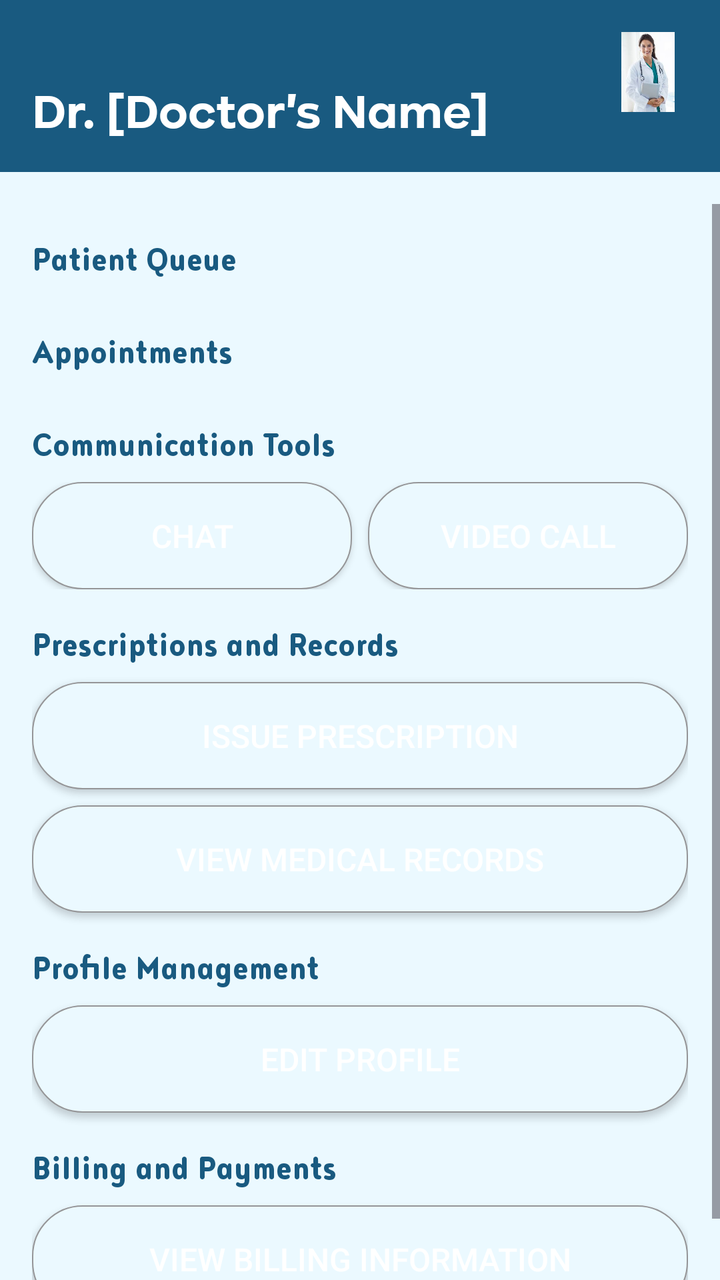
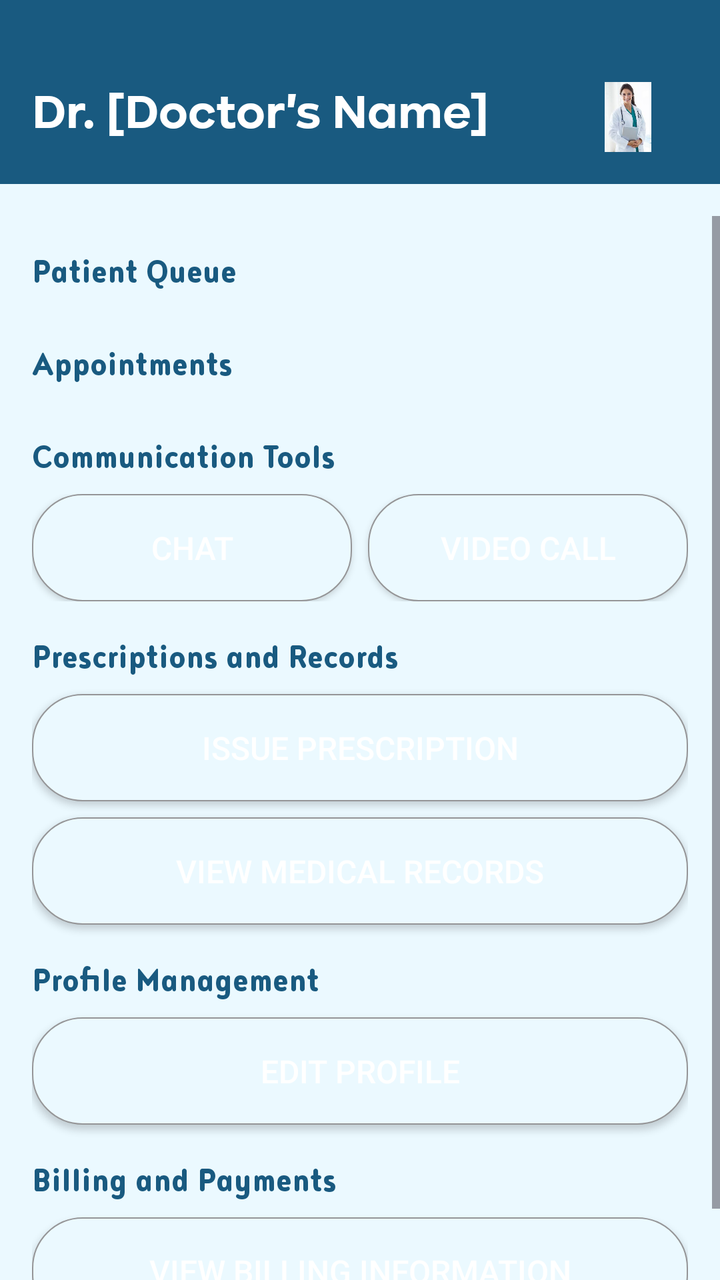

Screens rendered from an Android XML layout before and after an edit, with the pre-edit source and the edit as a unified diff.
<!-- AndroidManifest.xml: application theme Theme.HealthKart_Frontend -->
<!-- res/layout/activity_doctor_home_screen.xml -->
<?xml version="1.0" encoding="utf-8"?>
<androidx.constraintlayout.widget.ConstraintLayout xmlns:android="http://schemas.android.com/apk/res/android"
    xmlns:app="http://schemas.android.com/apk/res-auto"
    xmlns:tools="http://schemas.android.com/tools"
    android:layout_width="match_parent"
    android:layout_height="match_parent"
    android:background="#EBF9FF"
    tools:context=".DoctorHomeScreen">

    
    <LinearLayout
        android:id="@+id/topBar"
        android:layout_width="match_parent"
        android:layout_height="wrap_content"
        android:orientation="horizontal"
        android:padding="16dp"
        android:background="#195A80"
        app:layout_constraintTop_toTopOf="parent">

        <TextView
            android:layout_width="0dp"
            android:layout_height="wrap_content"
            android:layout_weight="1"
            android:paddingTop="25dp"
            android:text="Dr. [Doctor's Name]"
            android:textSize="24sp"
            android:textColor="#FFFFFF"
            android:fontFamily="@font/kinetica_bold" />

        <ImageView
            android:id="@+id/profile_icon"
            android:layout_width="40dp"
            android:layout_height="40dp"
            android:src="@drawable/doctor_profile_pic"
            android:contentDescription="Profile" />
    </LinearLayout>

    
    <ScrollView
        android:layout_width="match_parent"
        android:layout_height="0dp"
        android:layout_marginTop="16dp"
        app:layout_constraintTop_toBottomOf="@+id/topBar"
        app:layout_constraintBottom_toBottomOf="parent">

        <LinearLayout
            android:layout_width="match_parent"
            android:layout_height="wrap_content"
            android:orientation="vertical"
            android:padding="16dp">

            
            <TextView
                android:layout_width="wrap_content"
                android:layout_height="wrap_content"
                android:text="Patient Queue"
                android:textSize="20sp"
                android:fontFamily="@font/noyhslimr_bold"
                android:textColor="#195A80" />

            <androidx.recyclerview.widget.RecyclerView
                android:id="@+id/patient_queue"
                android:layout_width="match_parent"
                android:layout_height="wrap_content"
                android:layout_marginTop="8dp" />

            
            <TextView
                android:layout_width="wrap_content"
                android:layout_height="wrap_content"
                android:text="Appointments"
                android:textSize="20sp"
                android:fontFamily="@font/noyhslimr_bold"
                android:textColor="#195A80"
                android:layout_marginTop="16dp" />

            <androidx.recyclerview.widget.RecyclerView
                android:id="@+id/appointments_list"
                android:layout_width="match_parent"
                android:layout_height="wrap_content"
                android:layout_marginTop="8dp" />

            
            <TextView
                android:layout_width="wrap_content"
                android:layout_height="wrap_content"
                android:text="Communication Tools"
                android:textSize="20sp"
                android:fontFamily="@font/noyhslimr_bold"
                android:textColor="#195A80"
                android:layout_marginTop="16dp" />

            <LinearLayout
                android:layout_width="match_parent"
                android:layout_height="wrap_content"
                android:orientation="horizontal"
                android:layout_marginTop="8dp">

                <Button
                    android:id="@+id/chat_button"
                    android:layout_width="0dp"
                    android:layout_height="wrap_content"
                    android:layout_weight="1"
                    android:text="Chat"
                    android:background="@drawable/button_background"
                    android:textColor="#FFFFFF"
                    android:padding="16dp"
                    android:textSize="16sp" />

                <Button
                    android:id="@+id/video_call_button"
                    android:layout_width="0dp"
                    android:layout_height="wrap_content"
                    android:layout_weight="1"
                    android:layout_marginStart="8dp"
                    android:text="Video Call"
                    android:background="@drawable/button_background"
                    android:textColor="#FFFFFF"
                    android:padding="16dp"
                    android:textSize="16sp" />
            </LinearLayout>

            
            <TextView
                android:layout_width="wrap_content"
                android:layout_height="wrap_content"
                android:text="Prescriptions and Records"
                android:textSize="20sp"
                android:fontFamily="@font/noyhslimr_bold"
                android:textColor="#195A80"
                android:layout_marginTop="16dp" />

            <Button
                android:id="@+id/issue_prescription_button"
                android:layout_width="match_parent"
                android:layout_height="wrap_content"
                android:text="Issue Prescription"
                android:background="@drawable/button_background"
                android:textColor="#FFFFFF"
                android:padding="16dp"
                android:layout_marginTop="8dp"
                android:textSize="16sp" />

            <Button
                android:id="@+id/view_records_button"
                android:layout_width="match_parent"
                android:layout_height="wrap_content"
                android:text="View Medical Records"
                android:background="@drawable/button_background"
                android:textColor="#FFFFFF"
                android:padding="16dp"
                android:layout_marginTop="8dp"
                android:textSize="16sp" />

            
            <TextView
                android:layout_width="wrap_content"
                android:layout_height="wrap_content"
                android:text="Profile Management"
                android:textSize="20sp"
                android:fontFamily="@font/noyhslimr_bold"
                android:textColor="#195A80"
                android:layout_marginTop="16dp" />

            <Button
                android:id="@+id/edit_profile_button"
                android:layout_width="match_parent"
                android:layout_height="wrap_content"
                android:text="Edit Profile"
                android:background="@drawable/button_background"
                android:textColor="#FFFFFF"
                android:padding="16dp"
                android:layout_marginTop="8dp"
                android:textSize="16sp" />

            
            <TextView
                android:layout_width="wrap_content"
                android:layout_height="wrap_content"
                android:text="Billing and Payments"
                android:textSize="20sp"
                android:fontFamily="@font/noyhslimr_bold"
                android:textColor="#195A80"
                android:layout_marginTop="16dp" />

            <Button
                android:id="@+id/view_billing_button"
                android:layout_width="match_parent"
                android:layout_height="wrap_content"
                android:text="View Billing Information"
                android:background="@drawable/button_background"
                android:textColor="#FFFFFF"
                android:padding="16dp"
                android:layout_marginTop="8dp"
                android:textSize="16sp" />

        </LinearLayout>
    </ScrollView>
</androidx.constraintlayout.widget.ConstraintLayout>
<!-- resources referenced by this layout -->
<resources>
  <!-- drawable button_background (drawable) -->
  <?xml version="1.0" encoding="utf-8"?>
  <selector xmlns:android="http://schemas.android.com/apk/res/android">
      <item android:state_pressed="true" >
          <shape>
              <solid android:color="#FF03BEC0"/>
              <corners android:radius="25dp" />
              <stroke
                  android:width="2px"
                  android:color="#959597" />
          </shape>
      </item>
      <item>
          <shape>
              <solid android:color="#EBF9FF"/>
              <corners android:radius="25dp" />
              <stroke
                  android:width="2px"
                  android:color="#959597" />
          </shape>
      </item>
  </selector>
  <!-- drawable doctor_profile_pic: jpeg bitmap (drawable, 5793 bytes) -->
  <style name="Theme.HealthKart_Frontend" parent="Base.Theme.HealthKart_Frontend" />
  <style name="Base.Theme.HealthKart_Frontend" parent="Theme.Material3.DayNight.NoActionBar">
          
          
      </style>
</resources>

<!-- the commit's change to res/layout/activity_doctor_home_screen.xml (unified diff, before → after) -->
@@ -29,8 +29,9 @@
 
         <ImageView
             android:id="@+id/profile_icon"
-            android:layout_width="40dp"
-            android:layout_height="40dp"
+            android:layout_width="60dp"
+            android:layout_height="60dp"
+            android:paddingTop="25dp"
             android:src="@drawable/doctor_profile_pic"
             android:contentDescription="Profile" />
     </LinearLayout>
